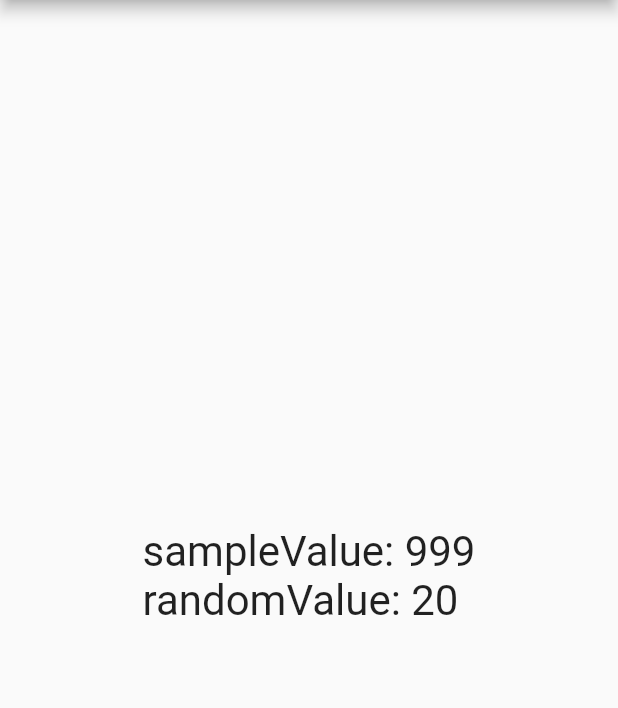
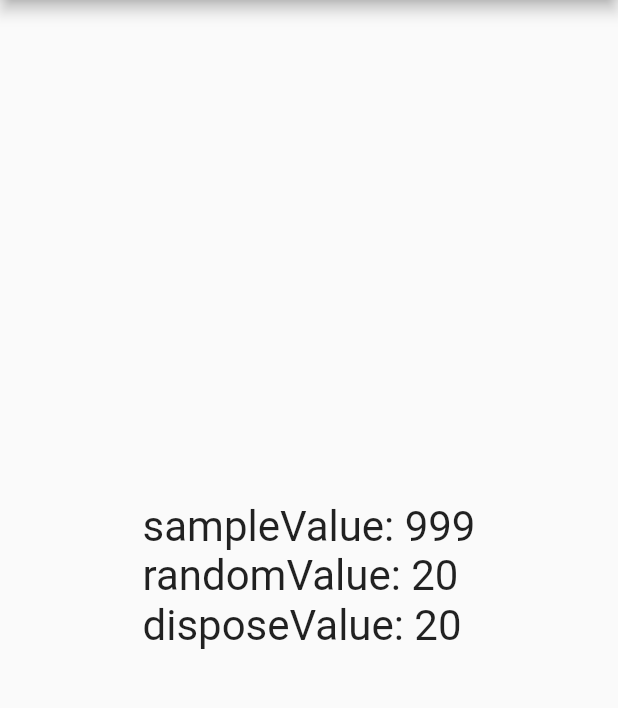
Before and after one commit to ktakayama/RiverpodSample, a Flutter app: the ProviderSample screen opened directly, on a phone screen of 412 x 824 dp, the part 84-792 px from its top. Run offline on Flutter 3.47's test engine with Material 2 defaults, Android fonts, the phone set to English and light mode, and no system bars; our stand-ins replace flutter_riverpod.

Commit message:
add: autoDispose sample

```diff
--- a/lib/provider_sample.dart
+++ b/lib/provider_sample.dart
@@ -4,8 +4,8 @@ import 'package:flutter/material.dart';
 import 'package:flutter_riverpod/flutter_riverpod.dart';
 
 final sampleProvider = Provider((_) => 999);
-
 final randomProvider = Provider((_) => Random().nextInt(100));
+final dsiposeProvider = Provider.autoDispose((_) => Random().nextInt(100));
 
 class ProviderSample extends ConsumerWidget {
   const ProviderSample({super.key});
@@ -14,10 +14,12 @@ class ProviderSample extends ConsumerWidget {
   Widget build(BuildContext context, WidgetRef ref) {
     final sampleValue = ref.watch(sampleProvider);
     final randomValue = ref.watch(randomProvider);
+    final disposeValue = ref.watch(dsiposeProvider);
     return Scaffold(
       appBar: AppBar(title: const Text('FutureProviderSample')),
       body: Center(
-          child: Text('sampleValue: $sampleValue\nrandomValue: $randomValue',
+          child: Text(
+              'sampleValue: $sampleValue\nrandomValue: $randomValue\ndisposeValue: $disposeValue',
               textScaleFactor: 2)),
     );
   }
```
